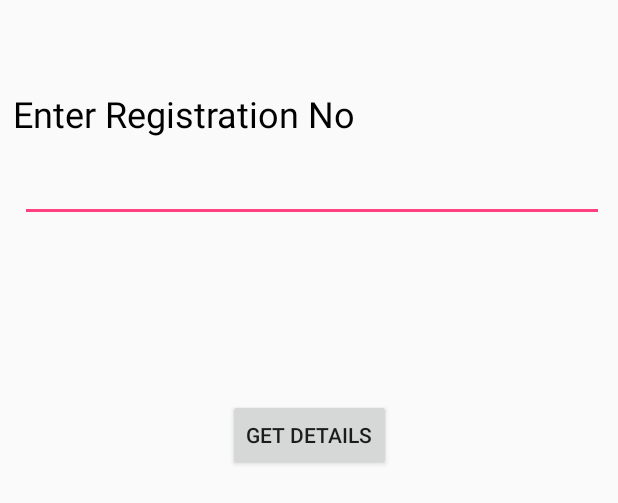
After one commit to Yaswanth3277/vdetails, an Android app: the layout enterno.xml on its own in the app's theme, with its tools: preview values and no code run, on a phone screen of 412 x 824 dp. The commit adds this screen. Shown: the top 503 px of the screen. Run offline under Robolectric (Android 15) with nearby library versions, the phone set to English and light mode, and no system bars.

Commit message:
enterno page

```diff
--- a/app/src/main/res/layout/activity_main.xml
+++ b/app/src/main/res/layout/activity_main.xml
@@ -59,7 +59,7 @@
             android:drawableTop="@drawable/video"
             android:gravity="center"
             android:paddingTop="50dp"
-            android:text="@string/upload_video"
+            android:text="Enter Reg No"
             android:textSize="24sp"
 
             android:layout_height="wrap_content" />
--- /dev/null
+++ b/app/src/main/res/layout/enterno.xml
@@ -0,0 +1,51 @@
+<?xml version="1.0" encoding="utf-8"?>
+<android.support.constraint.ConstraintLayout xmlns:android="http://schemas.android.com/apk/res/android"
+    xmlns:app="http://schemas.android.com/apk/res-auto"
+    xmlns:tools="http://schemas.android.com/tools"
+    android:layout_width="match_parent"
+    android:layout_height="match_parent">
+
+    <EditText
+        android:id="@+id/editText"
+        android:layout_width="389dp"
+        android:layout_height="52dp"
+        android:layout_marginStart="13dp"
+        android:layout_marginTop="96dp"
+        android:layout_marginEnd="10dp"
+        android:ems="10"
+        android:inputType="textPersonName"
+        app:layout_constraintEnd_toEndOf="parent"
+        app:layout_constraintHorizontal_bias="0.0"
+        app:layout_constraintStart_toStartOf="parent"
+        app:layout_constraintTop_toTopOf="parent" />
+
+    <TextView
+        android:id="@+id/textView18"
+        android:layout_width="395dp"
+        android:layout_height="wrap_content"
+        android:layout_marginStart="8dp"
+        android:layout_marginTop="66dp"
+        android:layout_marginEnd="8dp"
+        android:layout_marginBottom="11dp"
+        android:text="Enter Registration No"
+        android:textColor="@android:color/black"
+        android:textSize="24dp"
+        app:layout_constraintBottom_toTopOf="@+id/editText"
+        app:layout_constraintEnd_toEndOf="parent"
+        app:layout_constraintStart_toStartOf="parent"
+        app:layout_constraintTop_toTopOf="parent" />
+
+    <Button
+        android:id="@+id/button4"
+        android:layout_width="wrap_content"
+        android:layout_height="wrap_content"
+        android:layout_marginStart="162dp"
+        android:layout_marginTop="71dp"
+        android:layout_marginEnd="162dp"
+        android:layout_marginBottom="464dp"
+        android:text="Get Details"
+        app:layout_constraintBottom_toBottomOf="parent"
+        app:layout_constraintEnd_toEndOf="parent"
+        app:layout_constraintStart_toStartOf="parent"
+        app:layout_constraintTop_toBottomOf="@+id/editText" />
+</android.support.constraint.ConstraintLayout>
--- a/app/src/main/res/layout/vehicle_details.xml
+++ b/app/src/main/res/layout/vehicle_details.xml
@@ -214,8 +214,10 @@
         android:layout_height="45dp"
         android:layout_marginStart="8dp"
         android:layout_marginEnd="8dp"
+        android:layout_marginBottom="54dp"
         android:ems="10"
         android:inputType="textPersonName"
+        app:layout_constraintBottom_toBottomOf="parent"
         app:layout_constraintEnd_toEndOf="parent"
         app:layout_constraintStart_toStartOf="parent"
         app:layout_constraintTop_toBottomOf="@+id/textView17" />
```
